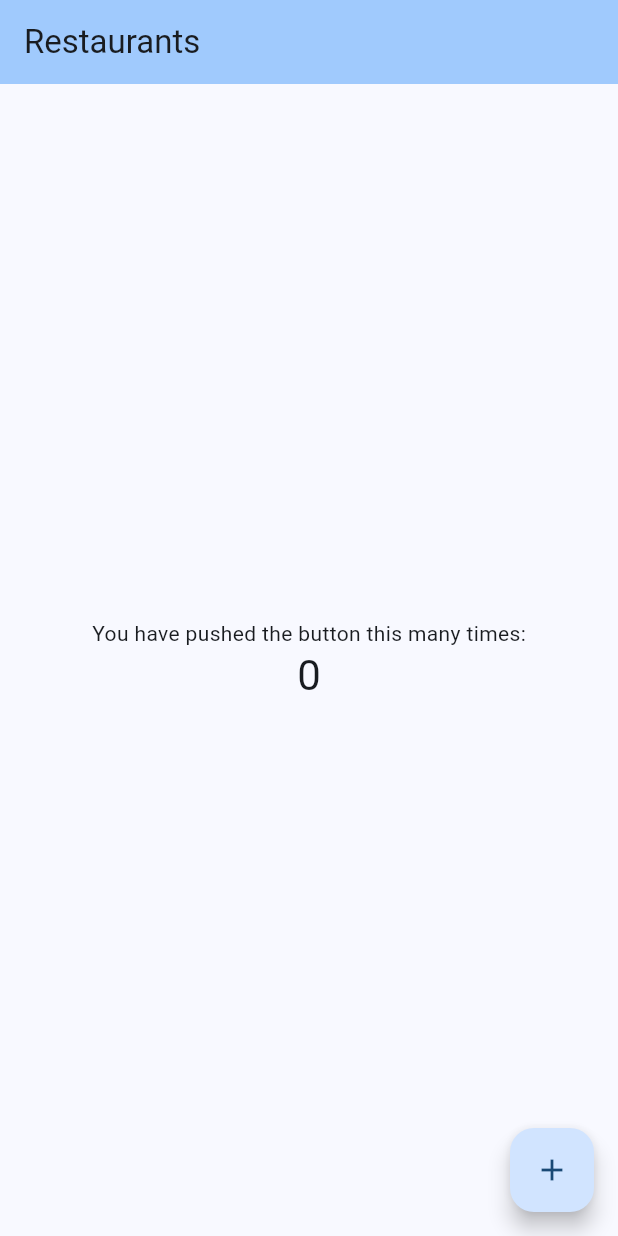
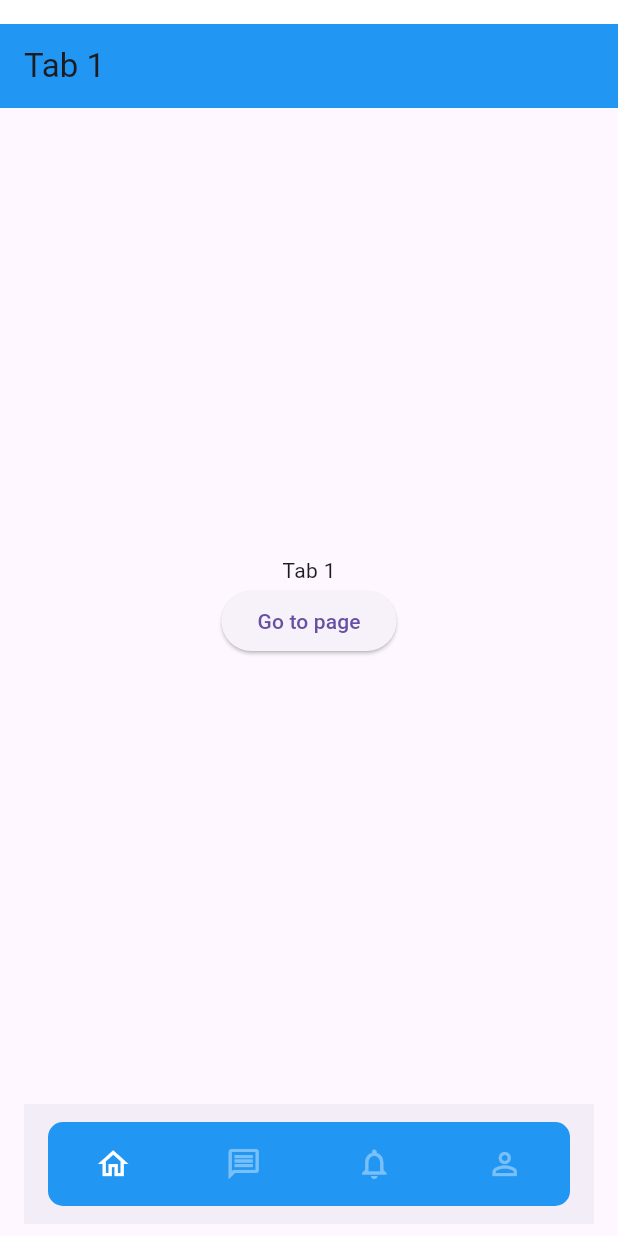
Before and after one commit to abhiroop43/flutter_restaurants_mobile_ui, a Flutter app: the screen it shows after launch, on a phone screen of 412 x 824 dp. Run offline on Flutter 3.47's test engine with Material 3 defaults, Android fonts, the phone set to English and light mode, and no system bars.

Commit message:
feat: added bottom navigation bar

```diff
--- a/lib/main.dart
+++ b/lib/main.dart
@@ -1,8 +1,11 @@
 import 'package:flutter/material.dart';
+import 'package:restaurants_mobile_ui/main_screen.dart';
 
 void main() {
   runApp(const MyApp());
 }
+
+const primaryColor = Colors.blue;
 
 class MyApp extends StatelessWidget {
   const MyApp({super.key});
@@ -11,115 +14,16 @@ class MyApp extends StatelessWidget {
   @override
   Widget build(BuildContext context) {
     return MaterialApp(
-      title: 'Flutter Demo',
-      theme: ThemeData(
-        // This is the theme of your application.
-        //
-        // TRY THIS: Try running your application with "flutter run". You'll see
-        // the application has a purple toolbar. Then, without quitting the app,
-        // try changing the seedColor in the colorScheme below to Colors.green
-        // and then invoke "hot reload" (save your changes or press the "hot
-        // reload" button in a Flutter-supported IDE, or press "r" if you used
-        // the command line to start the app).
-        //
-        // Notice that the counter didn't reset back to zero; the application
-        // state is not lost during the reload. To reset the state, use hot
-        // restart instead.
-        //
-        // This works for code too, not just values: Most code changes can be
-        // tested with just a hot reload.
-        colorScheme: ColorScheme.fromSeed(seedColor: Colors.blue),
-        useMaterial3: true,
+      debugShowCheckedModeBanner: false,
+      theme: ThemeData(primaryColor: primaryColor, primarySwatch: primaryColor),
+      home: SafeArea(
+        left: false,
+        right: false,
+        top: true,
+        bottom: false,
+        minimum: const EdgeInsets.fromLTRB(0.0, 16.0, 0.0, 0.0),
+        child: const MainScreen(),
       ),
-      home: const MyHomePage(title: 'Restaurants'),
     );
   }
 }
-
-class MyHomePage extends StatefulWidget {
-  const MyHomePage({super.key, required this.title});
-
-  // This widget is the home page of your application. It is stateful, meaning
-  // that it has a State object (defined below) that contains fields that affect
-  // how it looks.
-
-  // This class is the configuration for the state. It holds the values (in this
-  // case the title) provided by the parent (in this case the App widget) and
-  // used by the build method of the State. Fields in a Widget subclass are
-  // always marked "final".
-
-  final String title;
-
-  @override
-  State<MyHomePage> createState() => _MyHomePageState();
-}
-
-class _MyHomePageState extends State<MyHomePage> {
-  int _counter = 0;
-
-  void _incrementCounter() {
-    setState(() {
-      // This call to setState tells the Flutter framework that something has
-      // changed in this State, which causes it to rerun the build method below
-      // so that the display can reflect the updated values. If we changed
-      // _counter without calling setState(), then the build method would not be
-      // called again, and so nothing would appear to happen.
-      _counter++;
-    });
-  }
-
-  @override
-  Widget build(BuildContext context) {
-    // This method is rerun every time setState is called, for instance as done
-    // by the _incrementCounter method above.
-    //
-    // The Flutter framework has been optimized to make rerunning build methods
-    // fast, so that you can just rebuild anything that needs updating rather
-    // than having to individually change instances of widgets.
-    return Scaffold(
-      appBar: AppBar(
-        // TRY THIS: Try changing the color here to a specific color (to
-        // Colors.amber, perhaps?) and trigger a hot reload to see the AppBar
-        // change color while the other colors stay the same.
-        backgroundColor: Theme.of(context).colorScheme.inversePrimary,
-        // Here we take the value from the MyHomePage object that was created by
-        // the App.build method, and use it to set our appbar title.
-        title: Text(widget.title),
-      ),
-      body: Center(
-        // Center is a layout widget. It takes a single child and positions it
-        // in the middle of the parent.
-        child: Column(
-          // Column is also a layout widget. It takes a list of children and
-          // arranges them vertically. By default, it sizes itself to fit its
-          // children horizontally, and tries to be as tall as its parent.
-          //
-          // Column has various properties to control how it sizes itself and
-          // how it positions its children. Here we use mainAxisAlignment to
-          // center the children vertically; the main axis here is the vertical
-          // axis because Columns are vertical (the cross axis would be
-          // horizontal).
-          //
-          // TRY THIS: Invoke "debug painting" (choose the "Toggle Debug Paint"
-          // action in the IDE, or press "p" in the console), to see the
-          // wireframe for each widget.
-          mainAxisAlignment: MainAxisAlignment.center,
-          children: <Widget>[
-            const Text(
-              'You have pushed the button this many times:',
-            ),
-            Text(
-              '$_counter',
-              style: Theme.of(context).textTheme.headlineMedium,
-            ),
-          ],
-        ),
-      ),
-      floatingActionButton: FloatingActionButton(
-        onPressed: _incrementCounter,
-        tooltip: 'Increment',
-        child: const Icon(Icons.add),
-      ), // This trailing comma makes auto-formatting nicer for build methods.
-    );
-  }
-}
--- /dev/null
+++ b/lib/main_screen.dart
@@ -0,0 +1,124 @@
+import 'package:flutter/material.dart';
+import 'package:restaurants_mobile_ui/main.dart';
+import 'package:restaurants_mobile_ui/nav_bar.dart';
+import 'package:restaurants_mobile_ui/nav_model.dart';
+
+class MainScreen extends StatefulWidget {
+  const MainScreen({super.key});
+
+  @override
+  State<MainScreen> createState() => _MainScreenState();
+}
+
+class _MainScreenState extends State<MainScreen> {
+  final homeNavKey = GlobalKey<NavigatorState>();
+  final searchNavKey = GlobalKey<NavigatorState>();
+  final notificationNavKey = GlobalKey<NavigatorState>();
+  final profileNavKey = GlobalKey<NavigatorState>();
+
+  int selectedTab = 0;
+
+  List<NavModel> items = [];
+
+  @override
+  void initState() {
+    super.initState();
+    items = [
+      NavModel(page: const TabPage(tab: 1), navKey: homeNavKey),
+      NavModel(page: const TabPage(tab: 2), navKey: searchNavKey),
+      NavModel(page: const TabPage(tab: 3), navKey: notificationNavKey),
+      NavModel(page: const TabPage(tab: 4), navKey: profileNavKey)
+    ];
+  }
+
+  @override
+  Widget build(BuildContext context) {
+    return PopScope(
+      canPop: false,
+      onPopInvokedWithResult: (bool didPop, Object? result) {
+        if (items[selectedTab].navKey.currentState?.canPop() ?? false) {
+          items[selectedTab].navKey.currentState?.pop();
+          // return Future.value(false);
+        } else {}
+      },
+      child: Scaffold(
+          bottomNavigationBar: NavBar(
+            pageIndex: selectedTab,
+            onTap: (index) {
+              if (index == selectedTab) {
+                items[index]
+                    .navKey
+                    .currentState
+                    ?.popUntil((route) => route.isFirst);
+              } else {
+                setState(() {
+                  selectedTab = index;
+                });
+              }
+            },
+          ),
+          body: IndexedStack(
+            index: selectedTab,
+            children: items
+                .map((page) => Navigator(
+                      key: page.navKey,
+                      onGenerateInitialRoutes: (navigator, initialRoute) {
+                        return [
+                          MaterialPageRoute(builder: (context) => page.page)
+                        ];
+                      },
+                    ))
+                .toList(),
+          )),
+    );
+
+    // return Scaffold(
+    //     appBar: AppBar(
+    //   backgroundColor: primaryColor,
+    //   title: const Text("Restaurants Management"),
+    // ));
+  }
+}
+
+class TabPage extends StatelessWidget {
+  final int tab;
+
+  // const TabPage({Key? key, required this.tab}) : super(key: key);
+
+  const TabPage({super.key, required this.tab});
+
+  @override
+  Widget build(BuildContext context) {
+    return Scaffold(
+      appBar: AppBar(title: Text('Tab $tab'), backgroundColor: primaryColor),
+      body: Center(
+          child: Column(
+        mainAxisAlignment: MainAxisAlignment.center,
+        children: [
+          Text('Tab $tab'),
+          ElevatedButton(
+              onPressed: () {
+                Navigator.of(context).push(
+                    MaterialPageRoute(builder: (context) => Page(tab: tab)));
+              },
+              child: const Text('Go to page'))
+        ],
+      )),
+    );
+  }
+}
+
+class Page extends StatelessWidget {
+  final int tab;
+
+  const Page({super.key, required this.tab});
+
+  @override
+  Widget build(BuildContext context) {
+    return Scaffold(
+      appBar:
+          AppBar(title: Text('Page Tab $tab'), backgroundColor: primaryColor),
+      body: Center(child: Text('Tab $tab')),
+    );
+  }
+}
--- /dev/null
+++ b/lib/nav_bar.dart
@@ -0,0 +1,47 @@
+import 'dart:io';
+
+import 'package:flutter/material.dart';
+import 'package:restaurants_mobile_ui/main.dart';
+
+class NavBar extends StatelessWidget {
+  final int pageIndex;
+  final Function(int) onTap;
+
+  const NavBar({super.key, required this.pageIndex, required this.onTap});
+
+  @override
+  Widget build(BuildContext context) {
+    return Container(
+        margin: EdgeInsets.only(
+            left: 16, right: 16, bottom: Platform.isAndroid ? 8 : 0),
+        child: BottomAppBar(
+            elevation: 0.0,
+            child: ClipRRect(
+                borderRadius: BorderRadius.circular(10),
+                child: Container(
+                    height: 60,
+                    color: primaryColor,
+                    child: Row(
+                      children: [
+                        navItem(Icons.home_outlined, pageIndex == 0,
+                            onTap: () => onTap(0)),
+                        navItem(Icons.message_outlined, pageIndex == 1,
+                            onTap: () => onTap(1)),
+                        navItem(
+                            Icons.notifications_none_outlined, pageIndex == 2,
+                            onTap: () => onTap(2)),
+                        navItem(Icons.person_outline, pageIndex == 3,
+                            onTap: () => onTap(3)),
+                      ],
+                    )))));
+  }
+
+  Widget navItem(IconData icon, bool selected, {Function()? onTap}) {
+    return Expanded(
+        child: InkWell(
+      onTap: onTap,
+      child: Icon(icon,
+          color: selected ? Colors.white : Colors.white.withValues(alpha: 0.4)),
+    ));
+  }
+}
--- /dev/null
+++ b/lib/nav_model.dart
@@ -0,0 +1,8 @@
+import 'package:flutter/material.dart';
+
+class NavModel {
+  final Widget page;
+  final GlobalKey<NavigatorState> navKey;
+
+  NavModel({required this.page, required this.navKey});
+}
```
